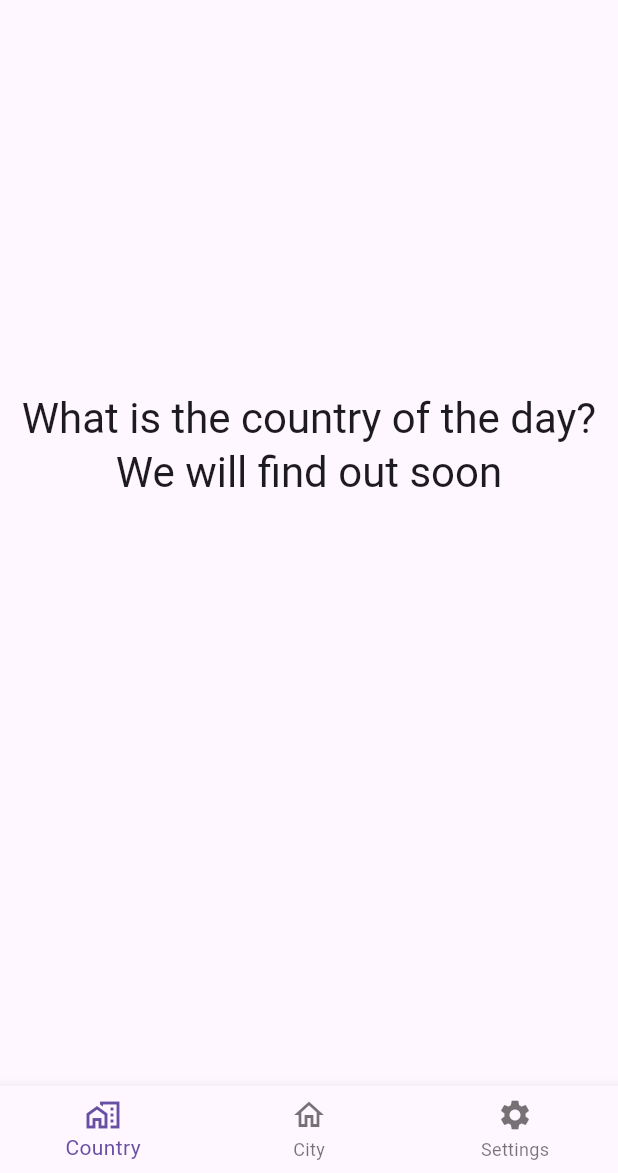
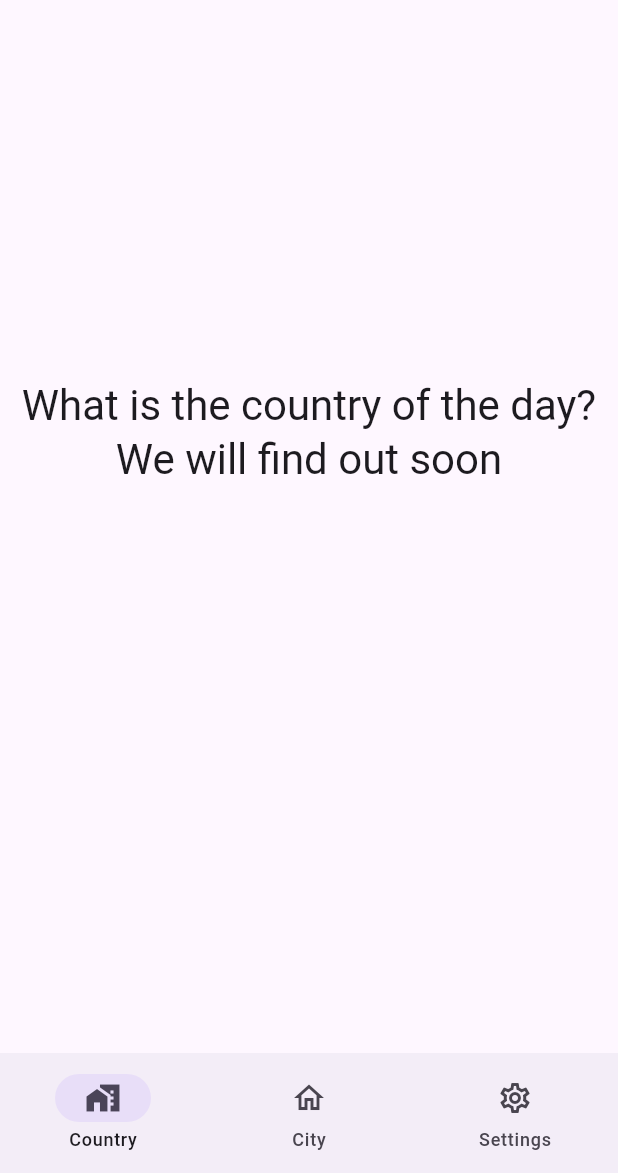
Before and after one commit to juanmanjarres/wherewiki, a Flutter app: the screen it shows after launch, on a phone screen of 412 x 824 dp, the part 63-1236 px from its top. Run offline on Flutter 3.47's test engine with Material 2 defaults, Android fonts, the phone set to English and light mode, and no system bars; missing offline and left inert: wikidart.

Commit message:
switched to material 3 navbar

```diff
--- a/lib/main.dart
+++ b/lib/main.dart
@@ -79,15 +79,27 @@ class _MyHomePageState extends State<MyHomePage> {
           ],
         ),
       ),
-      bottomNavigationBar: BottomNavigationBar(
-        items: const [
-          BottomNavigationBarItem(label: "Country", icon: Icon(Icons.home_work_outlined)),
-          BottomNavigationBarItem(label: "City", icon: Icon(Icons.home_outlined)),
-          BottomNavigationBarItem(label: "Settings", icon: Icon(Icons.settings)),
+      bottomNavigationBar: NavigationBar(
+        selectedIndex: _selectedIndex,
+        onDestinationSelected: _onItemTapped,
+        destinations: const [
+          NavigationDestination(
+            selectedIcon: Icon(Icons.home_work),
+            icon: Icon(Icons.home_work_outlined),
+            label: 'Country',
+          ),
+          NavigationDestination(
+            selectedIcon: Icon(Icons.home),
+            icon: Icon(Icons.home_outlined),
+            label: 'City',
+          ),
+          NavigationDestination(
+            selectedIcon: Icon(Icons.settings),
+            icon: Icon(Icons.settings_outlined),
+            label: 'Settings',
+          ),
         ],
-        currentIndex: _selectedIndex,
-        onTap: _onItemTapped,
-      ),
+      )
     );
   }
 }
```
